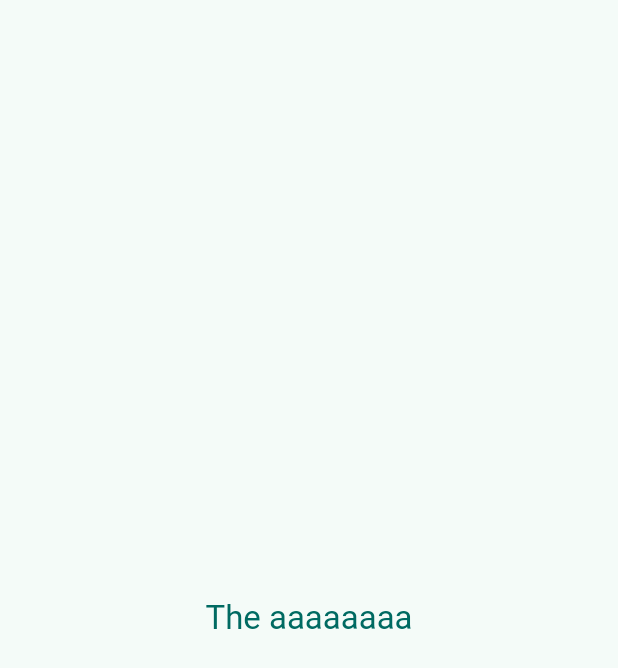
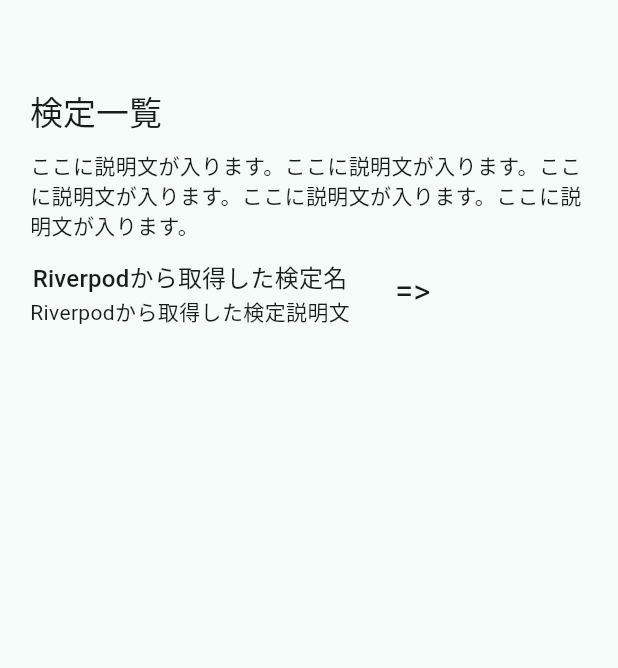
Before and after one commit to tanakahikari-pikka/flutter_certification, a Flutter app: the _Scaffold screen opened directly, on a phone screen of 412 x 824 dp. Shown: the top 668 px of the screen. Run offline on Flutter 3.47's test engine with Material 2 defaults, Android fonts, the phone set to English and light mode, and no system bars; our stand-ins replace gap.

Commit message:
検定コンテンツ作成

```diff
--- /dev/null
+++ b/lib/examination/ui/screen/exam_index_screen/exam_index_content_list.dart
@@ -0,0 +1,27 @@
+part of 'exam_index_screen.dart';
+
+class ExamList extends StatelessWidget {
+  const ExamList({Key? key}) : super(key: key);
+
+  @override
+  Widget build(BuildContext context) {
+    return SingleChildScrollView(
+      child: Row(
+        children: [
+          Column(
+            children: [
+              Text(
+                "Riverpodから取得した検定名",
+                style: Theme.of(context).textTheme.titleMedium,
+              ),
+              Text("Riverpodから取得した検定説明文",
+                  style: Theme.of(context).textTheme.bodyMedium),
+            ],
+          ),
+          const Gap(30),
+          Text("=>", style: Theme.of(context).textTheme.titleLarge),
+        ],
+      ),
+    );
+  }
+}
--- a/lib/examination/ui/screen/exam_index_screen/exam_index_scaffold.dart
+++ b/lib/examination/ui/screen/exam_index_screen/exam_index_scaffold.dart
@@ -8,13 +8,20 @@ class _Scaffold extends StatelessWidget {
   @override
   Widget build(BuildContext context) {
     return Scaffold(
-      body: Center(
-        child: Text(
-          "The aaaaaaaa",
-          style: Theme.of(context)
-              .textTheme
-              .titleLarge!
-              .copyWith(color: Theme.of(context).colorScheme.primary),
+      body: Padding(
+        padding: const EdgeInsets.fromLTRB(20, 60, 20, 60),
+        child: Column(
+          crossAxisAlignment: CrossAxisAlignment.start,
+          children: [
+            Text(
+              I18n().examIndexScreenTitle,
+              style: Theme.of(context).textTheme.titleLarge,
+            ),
+            const Gap(12),
+            Text(I18n().examIndexScreenDescription),
+            const Gap(12),
+            const ExamList(),
+          ],
         ),
       ),
     );
--- a/lib/examination/ui/screen/exam_index_screen/exam_index_screen.dart
+++ b/lib/examination/ui/screen/exam_index_screen/exam_index_screen.dart
@@ -1,5 +1,8 @@
 import 'package:flutter/material.dart';
+import 'package:gap/gap.dart';
+import 'package:the_natures_app/resource/intl_resource.dart';
 part 'exam_index_scaffold.dart';
+part 'exam_index_content_list.dart';
 
 class ExamIndexScreen extends StatelessWidget {
   const ExamIndexScreen({Key? key}) : super(key: key);
--- a/lib/resource/intl_resource.dart
+++ b/lib/resource/intl_resource.dart
@@ -6,4 +6,9 @@ class I18n {
   factory I18n() => _instance ??= I18n._();
 
   String get appName => 'Flutter 検定';
+
+  // exam_index_screen
+  String get examIndexScreenTitle => '検定一覧';
+  String get examIndexScreenDescription =>
+      'ここに説明文が入ります。ここに説明文が入ります。ここに説明文が入ります。ここに説明文が入ります。ここに説明文が入ります。';
 }
```
Also changed, not shown: pubspec.yaml (+5 -3 lines), pubspec.lock.
